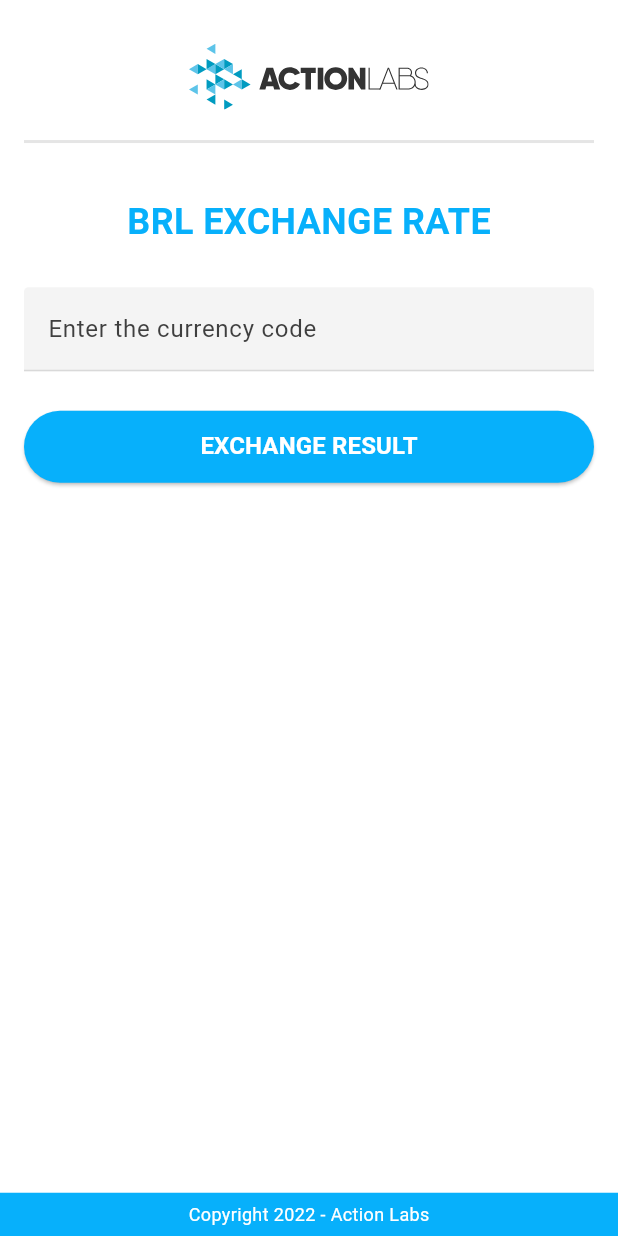
After one commit to Tharsisboamorte/test_currency_exchange, a Flutter app: the screen it shows after launch, on a phone screen of 412 x 824 dp. The commit adds this screen. Run offline on Flutter 3.47's test engine with Material 3 defaults, Android fonts, the phone set to English and light mode, and no system bars; our stand-ins replace dio, equatable, flutter_bloc, flutter_dotenv, flutter_svg, get_it and 2 more; missing offline and left inert: sealed_currencies.

Commit message:
Bugfix - Performance opt and button bugfix

```diff
--- a/lib/features/home/presentation/cubit/home_cubit.dart
+++ b/lib/features/home/presentation/cubit/home_cubit.dart
@@ -1,3 +1,4 @@
+import 'package:currency_exchanger/core/utils/logger.dart';
 import 'package:currency_exchanger/features/home/domain/entities/current_exchange.dart';
 import 'package:currency_exchanger/features/home/domain/entities/daily_exchange.dart';
 import 'package:currency_exchanger/features/home/domain/entities/data.dart';
@@ -32,10 +33,10 @@ class HomeCubit extends Cubit<HomeState> {
 
     currentExchangeResult.fold(
       (currentExchange) {
-        // logger.i(currentExchange); Logger is for debugging only
+        logger.i(currentExchange);
         dailyExchangeResult.fold(
           (dailyExchange) {
-            // logger.i(dailyExchange);
+            logger.i(dailyExchange);
             emit(
               CurrencyDataLoaded(
                 dailyExchange as DailyExchange,
@@ -85,6 +86,7 @@ class HomeCubit extends Cubit<HomeState> {
     final exists = FiatCurrency.list.any(
       (currency) => currency.code == input.toUpperCase(),
     );
+    logger.i(exists);
     if (exists == false) {
       emit(const ErrorState('Invalid currency code.'));
     }
--- a/lib/features/home/presentation/widgets/default_elevated_button.dart
+++ b/lib/features/home/presentation/widgets/default_elevated_button.dart
@@ -19,7 +19,7 @@ class DefaultElevatedButton extends StatelessWidget {
       width: double.infinity,
       height: 48,
       child: ElevatedButton(
-        onPressed: currencyController.text.isNotEmpty ? onPressedButton : () {},
+        onPressed: onPressedButton,
         style: ElevatedButton.styleFrom(
           backgroundColor: AppColors.branded,
           splashFactory: NoSplash.splashFactory,
--- /dev/null
+++ b/lib/features/home/presentation/widgets/footer_widget.dart
@@ -0,0 +1,22 @@
+import 'package:currency_exchanger/core/extension/context_extension.dart';
+import 'package:currency_exchanger/core/res/colors.dart';
+import 'package:currency_exchanger/core/res/text_styles.dart';
+import 'package:currency_exchanger/core/utils/app_strings.dart';
+import 'package:flutter/material.dart';
+
+class FooterWidget extends StatelessWidget {
+  const FooterWidget({super.key});
+
+  @override
+  Widget build(BuildContext context) {
+    return Container(
+      height: context.height * .035,
+      color: AppColors.branded,
+      alignment: Alignment.center,
+      child: const Text(
+        AppStrings.copyRights,
+        style: AppTextStyles.tablePagination,
+      ),
+    );
+  }
+}
--- /dev/null
+++ b/lib/features/home/presentation/widgets/home_view.dart
@@ -0,0 +1,92 @@
+import 'package:currency_exchanger/core/extension/context_extension.dart';
+import 'package:currency_exchanger/core/res/colors.dart';
+import 'package:currency_exchanger/features/home/presentation/cubit/home_cubit.dart';
+import 'package:currency_exchanger/features/home/presentation/widgets/app_title_view.dart';
+import 'package:currency_exchanger/features/home/presentation/widgets/currency_text_field.dart';
+import 'package:currency_exchanger/features/home/presentation/widgets/default_elevated_button.dart';
+import 'package:currency_exchanger/features/home/presentation/widgets/exchange_rates_view.dart';
+import 'package:currency_exchanger/features/home/presentation/widgets/footer_widget.dart';
+import 'package:flutter/material.dart';
+import 'package:flutter_bloc/flutter_bloc.dart';
+
+class HomeView extends StatefulWidget {
+  const HomeView({super.key});
+
+  @override
+  State<HomeView> createState() => _HomeViewState();
+}
+
+class _HomeViewState extends State<HomeView> {
+  @override
+  Widget build(BuildContext context) {
+    final cubit = context.read<HomeCubit>();
+    return BlocConsumer<HomeCubit, HomeState>(
+      listener: (context, state) {
+        if (state is ErrorState) {
+          ScaffoldMessenger.of(context).showSnackBar(
+            SnackBar(
+              content: Text(state.message),
+              duration: Durations.short2,
+            ),
+          );
+        }
+      },
+      builder: (context, state) {
+        return IntrinsicHeight(
+          child: Column(
+            children: <Widget>[
+              Expanded(
+                child: Padding(
+                  padding: const EdgeInsets.symmetric(
+                    horizontal: 16,
+                    vertical: 16,
+                  ),
+                  child: Column(
+                    children: <Widget>[
+                      const AppTitleView(),
+                      SizedBox(height: context.height * .030),
+                      CurrencyTextField(
+                        currencyController: cubit.currencyTextController,
+                      ),
+                      SizedBox(height: context.height * .032),
+                      DefaultElevatedButton(
+                        currencyController: cubit.currencyTextController,
+                        onPressedButton: () {
+                          final isCurrencyValid =
+                              context.read<HomeCubit>().isCurrencyValid(
+                                    cubit.currencyTextController.text,
+                                  );
+
+                          if (isCurrencyValid == true) {
+                            cubit.getCurrencyExchange(
+                              cubit.currencyTextController.text.toUpperCase(),
+                            );
+                          }
+                        },
+                      ),
+                      if (state is CurrencyDataLoaded)
+                        ExchangeRatesView(
+                          currentExchangeData: state.currentExchange,
+                          dailyExchangeData: state.dailyExchanges,
+                        )
+                      else if (state is GettingCurrencyData)
+                        const Padding(
+                          padding: EdgeInsets.symmetric(vertical: 10),
+                          child: CircularProgressIndicator(
+                            color: AppColors.branded,
+                          ),
+                        )
+                      else
+                        const SizedBox(),
+                    ],
+                  ),
+                ),
+              ),
+              const FooterWidget(),
+            ],
+          ),
+        );
+      },
+    );
+  }
+}
--- a/pubspec.yaml
+++ b/pubspec.yaml
@@ -46,9 +46,6 @@ flutter:
       fonts:
         - asset: assets/fonts/roboto/Roboto-Bold.ttf
           weight: 600
-        - asset: assets/fonts/roboto/Roboto-BoldItalic.ttf
-          style: italic
-          weight: 600
         - asset: assets/fonts/roboto/Roboto-Light.ttf
           weight: 300
         - asset: assets/fonts/roboto/Roboto-LightItalic.ttf
```
Also changed, not shown: lib/features/home/presentation/views/home_screen.dart (+4 -99 lines).
